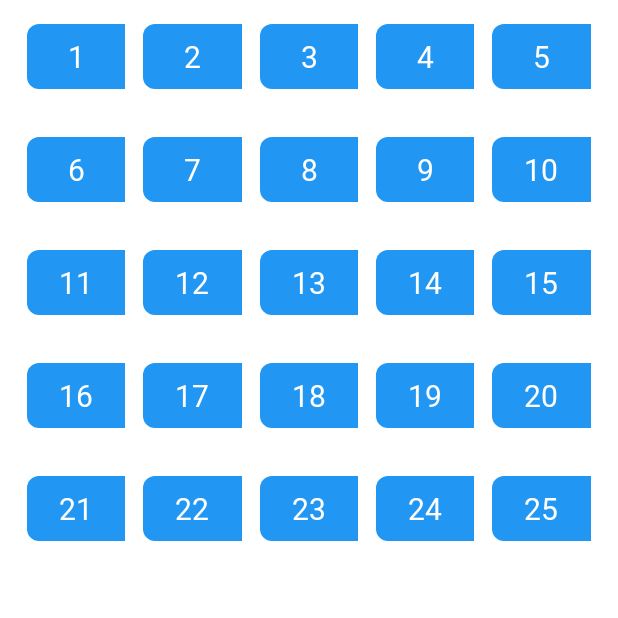
After one commit to pcingame/StudyJapaneseN5, an Android app: the ListUnitVocabularyFragment screen opened through its navigation route, on a phone screen of 412 x 824 dp, the top half of it. The commit adds this screen. Run offline under Robolectric (Android 15) with nearby library versions, the phone set to English and light mode, and no system bars; our stand-ins replace Room's generated code, navigation-ui, sdp/ssp sizes; pictures from the network do not load; Roboto replaces fonts that are not available here; 1 statement that could not run was skipped.

```diff
--- /dev/null
+++ b/app/src/main/java/com/pc/studyjapanesen5/presentation/game/ListUnitVocabularyFragment.kt
@@ -0,0 +1,36 @@
+package com.pc.studyjapanesen5.presentation.game
+
+import androidx.fragment.app.viewModels
+import com.pc.studyjapanesen5.R
+import com.pc.studyjapanesen5.base.BaseFragment
+import com.pc.studyjapanesen5.base.recyclerview.SimpleListAdapter
+import com.pc.studyjapanesen5.databinding.FragmentListUnitVocabularyBinding
+import com.pc.studyjapanesen5.databinding.ItemUnitVocabularyGameBinding
+import com.pc.studyjapanesen5.presentation.home.HomeViewModel
+
+
+class ListUnitVocabularyFragment :
+    BaseFragment<FragmentListUnitVocabularyBinding, HomeViewModel>(FragmentListUnitVocabularyBinding::inflate) {
+    override val viewModel: HomeViewModel by viewModels()
+
+    private val unitListAdapter by lazy {
+        SimpleListAdapter<ItemUnitVocabularyGameBinding, Int>(ItemUnitVocabularyGameBinding::inflate) { item, _ ->
+            tvUnitGame.text = getString(R.string.unit_number, item.toString())
+        }
+    }
+
+    override fun setupViews() {
+        viewBinding.rcvUnitGame.adapter = unitListAdapter
+    }
+
+    override fun initData() {
+        viewModel.getAllVocabulary()
+    }
+
+    override fun observeData() {
+        viewModel.groupUnit.observe(viewLifecycleOwner) {
+            unitListAdapter.submitList(it)
+        }
+    }
+
+}
--- /dev/null
+++ b/app/src/main/res/drawable/background_border_unit_number_game.xml
@@ -0,0 +1,8 @@
+<?xml version="1.0" encoding="utf-8"?>
+<shape xmlns:android="http://schemas.android.com/apk/res/android"
+    android:shape="rectangle">
+    <solid android:color="@color/blue" />
+    <corners
+        android:bottomLeftRadius="@dimen/dp_8"
+        android:topLeftRadius="@dimen/dp_8" />
+</shape>
--- /dev/null
+++ b/app/src/main/res/drawable/baseline_book_24.xml
@@ -0,0 +1,5 @@
+<vector android:height="24dp" android:tint="#4949B1"
+    android:viewportHeight="24" android:viewportWidth="24"
+    android:width="24dp" xmlns:android="http://schemas.android.com/apk/res/android">
+    <path android:fillColor="@android:color/white" android:pathData="M18,2H6c-1.1,0 -2,0.9 -2,2v16c0,1.1 0.9,2 2,2h12c1.1,0 2,-0.9 2,-2V4c0,-1.1 -0.9,-2 -2,-2zM6,4h5v8l-2.5,-1.5L6,12V4z"/>
+</vector>
--- /dev/null
+++ b/app/src/main/res/layout/fragment_list_unit_vocabulary.xml
@@ -0,0 +1,21 @@
+<?xml version="1.0" encoding="utf-8"?>
+<LinearLayout xmlns:android="http://schemas.android.com/apk/res/android"
+    xmlns:tools="http://schemas.android.com/tools"
+    android:layout_width="match_parent"
+    android:layout_height="match_parent"
+    android:orientation="vertical"
+    android:layout_marginBottom="@dimen/dp_16"
+    android:layout_marginHorizontal="@dimen/dp_12"
+    xmlns:app="http://schemas.android.com/apk/res-auto"
+    tools:context=".presentation.game.ListUnitVocabularyFragment">
+
+    <androidx.recyclerview.widget.RecyclerView
+        android:id="@+id/rcvUnitGame"
+        android:layout_width="match_parent"
+        android:layout_height="wrap_content"
+        tools:itemCount="25"
+        app:spanCount="5"
+        app:layoutManager="androidx.recyclerview.widget.GridLayoutManager"
+        tools:listitem="@layout/item_unit_vocabulary_game" />
+
+</LinearLayout>
--- a/app/src/main/res/layout/item_alphabet.xml
+++ b/app/src/main/res/layout/item_alphabet.xml
@@ -1,6 +1,7 @@
 <?xml version="1.0" encoding="utf-8"?>
 <androidx.appcompat.widget.LinearLayoutCompat xmlns:android="http://schemas.android.com/apk/res/android"
     android:layout_width="match_parent"
+    android:id="@+id/layoutItemCharacter"
     android:layout_height="wrap_content"
     android:layout_marginHorizontal="@dimen/dp_6"
     android:layout_marginBottom="@dimen/dp_12"
--- /dev/null
+++ b/app/src/main/res/layout/item_unit_vocabulary_game.xml
@@ -0,0 +1,24 @@
+<?xml version="1.0" encoding="utf-8"?>
+<androidx.appcompat.widget.LinearLayoutCompat xmlns:android="http://schemas.android.com/apk/res/android"
+    android:layout_width="match_parent"
+    android:id="@+id/layoutItemUnitGame"
+    android:layout_height="wrap_content"
+    android:layout_marginHorizontal="@dimen/dp_6"
+    android:layout_marginBottom="@dimen/dp_16"
+    android:layout_marginTop="@dimen/dp_16"
+    android:orientation="vertical"
+    >
+
+    <androidx.appcompat.widget.AppCompatTextView
+        android:id="@+id/tvUnitGame"
+        android:background="@drawable/background_border_unit_number_game"
+        android:layout_width="match_parent"
+        android:layout_height="0dp"
+        android:layout_weight="1"
+        android:gravity="center"
+        android:paddingVertical="@dimen/dp_8"
+        android:text="@string/unit_one"
+        android:fontFamily="@font/jp_font"
+        android:textColor="@color/white"
+        android:textSize="@dimen/font_size_20sp" />
+</androidx.appcompat.widget.LinearLayoutCompat>
--- a/app/src/main/res/navigation/nav_main_graph.xml
+++ b/app/src/main/res/navigation/nav_main_graph.xml
@@ -22,6 +22,9 @@
         <action
             android:id="@+id/action_gameFragment_to_shuffleFragment"
             app:destination="@id/shuffleFragment" />
+        <action
+            android:id="@+id/action_gameFragment_to_listUnitVocabularyFragment"
+            app:destination="@id/listUnitVocabularyFragment" />
     </fragment>
     <fragment
         android:id="@+id/alphabetFragment"
@@ -42,4 +45,9 @@
         android:name="com.pc.studyjapanesen5.presentation.game.ShuffleFragment"
         android:label="fragment_shuffle"
         tools:layout="@layout/fragment_shuffle" />
+    <fragment
+        android:id="@+id/listUnitVocabularyFragment"
+        android:name="com.pc.studyjapanesen5.presentation.game.ListUnitVocabularyFragment"
+        android:label="fragment_list_unit_vocabulary"
+        tools:layout="@layout/fragment_list_unit_vocabulary" />
 </navigation>
```
Also changed, not shown: app/src/main/java/com/pc/studyjapanesen5/presentation/game/GameFragment.kt (+16 -26 lines), app/src/main/java/com/pc/studyjapanesen5/presentation/game/GameViewModel.kt (+29 -1 lines).
